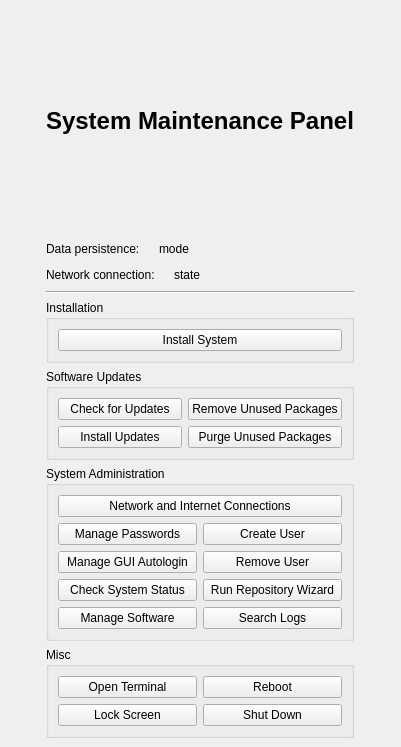
Old version of the form ui/ui_mainwindow.ui in the repository Kicksecure/sysmaint-panel.
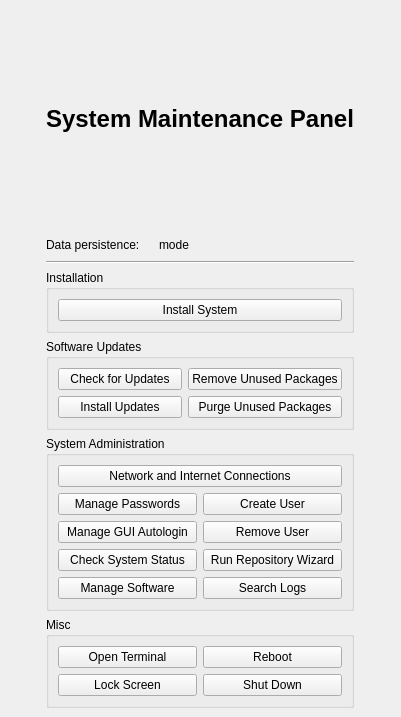
New version of the form.

Commit message: Remove network status notifier, moving to a systray

```diff
--- a/ui/ui_mainwindow.ui
+++ b/ui/ui_mainwindow.ui
@@ -7,7 +7,7 @@
     <x>0</x>
     <y>0</y>
     <width>401</width>
-    <height>747</height>
+    <height>717</height>
    </rect>
   </property>
   <property name="windowTitle">
@@ -91,44 +91,6 @@
         </item>
        </layout>
       </item>
-      <item>
-       <layout class="QHBoxLayout" name="horizontalLayout_2">
-        <item>
-         <widget class="QLabel" name="label_3">
-          <property name="text">
-           <string>Network connection:</string>
-          </property>
-         </widget>
-        </item>
-        <item>
-         <widget class="QLabel" name="networkConnIconLabel">
-          <property name="text">
-           <string/>
-          </property>
-         </widget>
-        </item>
-        <item>
-         <widget class="QLabel" name="networkConnNameLabel">
-          <property name="text">
-           <string>state</string>
-          </property>
-         </widget>
-        </item>
-        <item>
-         <spacer name="horizontalSpacer_4">
-          <property name="orientation">
-           <enum>Qt::Horizontal</enum>
-          </property>
-          <property name="sizeHint" stdset="0">
-           <size>
-            <width>40</width>
-            <height>20</height>
-           </size>
-          </property>
-         </spacer>
-        </item>
-       </layout>
-      </item>
       <item>
        <widget class="Line" name="line">
         <property name="orientation">
```
The commit also changes 2 other files.
